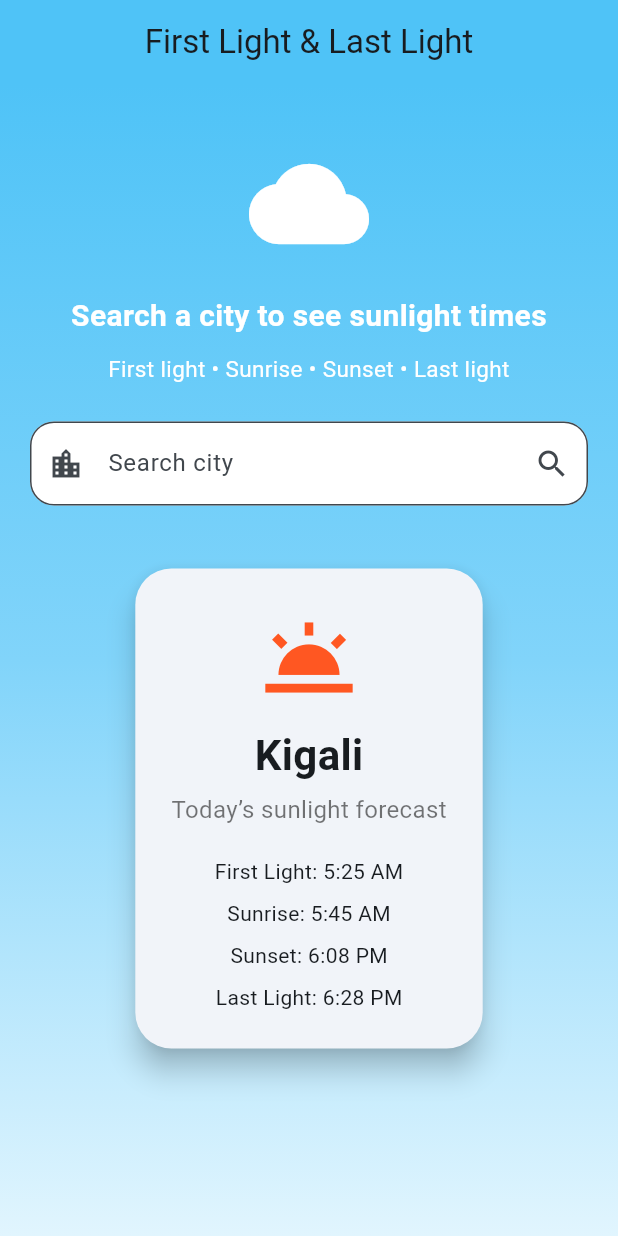
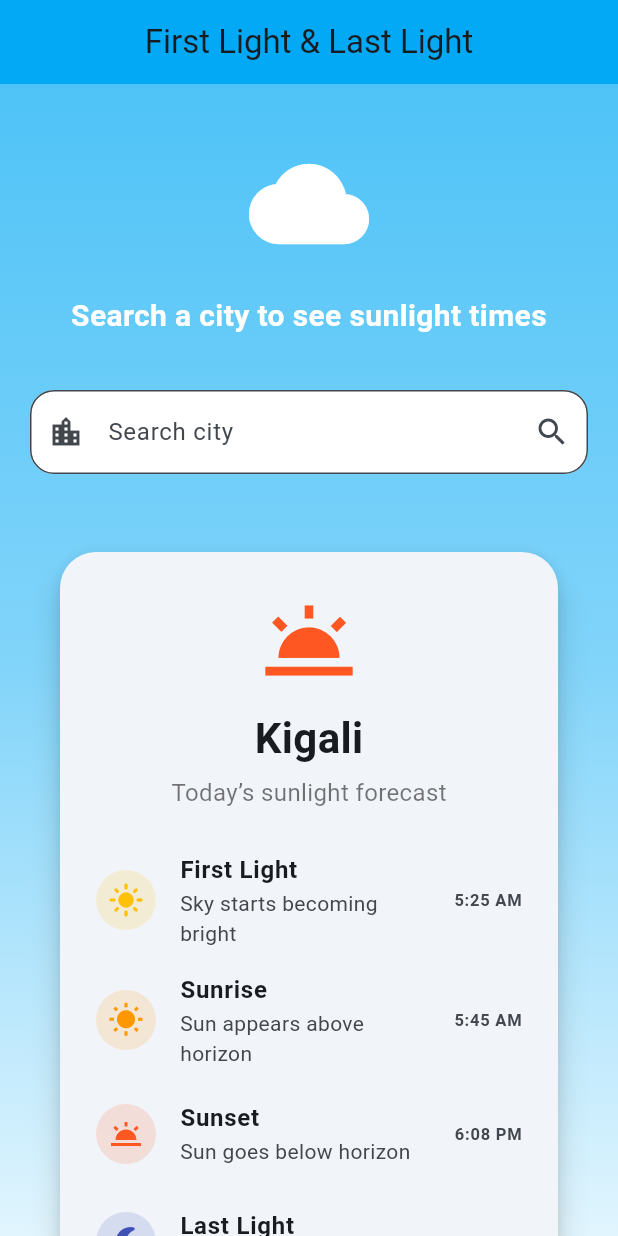
Before and after one commit to mugisha-blaine/firstLight_lastLight, a Flutter app: the screen it shows after launch, on a phone screen of 412 x 824 dp. Run offline on Flutter 3.47's test engine with Material 3 defaults, Android fonts, the phone set to English and light mode, and no system bars.

Commit message:
Add sunlight rows with icons

```diff
--- a/first_last_light/lib/main.dart
+++ b/first_last_light/lib/main.dart
@@ -11,9 +11,6 @@ class SunlightApp extends StatelessWidget {
   @override
   Widget build(BuildContext context) {
     return MaterialApp(
-      // Removes the red debug banner
-      debugShowCheckedModeBanner: false,
-
       title: 'Sunlight Card App',
 
       theme: ThemeData(useMaterial3: true, colorSchemeSeed: Colors.lightBlue),
@@ -23,7 +20,7 @@ class SunlightApp extends StatelessWidget {
   }
 }
 
-// We use StatefulWidget because city data changes after searching.
+// I used StatefulWidget because city data changes after user searches.
 class HomePage extends StatefulWidget {
   const HomePage({super.key});
 
@@ -33,7 +30,6 @@ class HomePage extends StatefulWidget {
 
 // This class stores the changing data of the page.
 class _HomePageState extends State<HomePage> {
-  // This controller helps us get what the user types.
   final TextEditingController cityController = TextEditingController();
 
   // Default city data shown when the app opens.
@@ -43,7 +39,7 @@ class _HomePageState extends State<HomePage> {
   String sunset = '6:08 PM';
   String lastLight = '6:28 PM';
 
-  // This message appears when the city is not found.
+  // Message to be displayed when the city is not found.
   String errorMessage = '';
 
   // This function runs when the user searches for a city.
@@ -85,35 +81,24 @@ class _HomePageState extends State<HomePage> {
   }
 
   @override
-  void dispose() {
-    // This cleans the controller when the page is closed.
-    cityController.dispose();
-    super.dispose();
-  }
-
-  @override
   Widget build(BuildContext context) {
     return Scaffold(
       appBar: AppBar(
         title: const Text('First Light & Last Light'),
         centerTitle: true,
-        backgroundColor: Colors.lightBlue.shade300,
+        backgroundColor: Colors.lightBlue,
       ),
 
       body: Container(
         width: double.infinity,
         height: double.infinity,
 
-        // Sky-like background using gradient colors
+        // Sky-like background using gradient colors.
         decoration: const BoxDecoration(
           gradient: LinearGradient(
             begin: Alignment.topCenter,
             end: Alignment.bottomCenter,
-            colors: [
-              Color(0xFF4FC3F7), // sky blue
-              Color(0xFF81D4FA), // soft blue
-              Color(0xFFE1F5FE), // very light blue
-            ],
+            colors: [Color(0xFF4FC3F7), Color(0xFF81D4FA), Color(0xFFE1F5FE)],
           ),
         ),
 
@@ -125,7 +110,6 @@ class _HomePageState extends State<HomePage> {
               children: [
                 const SizedBox(height: 20),
 
-                // Icon to show the app is related to sky/weather
                 const Icon(Icons.cloud, size: 80, color: Colors.white),
 
                 const SizedBox(height: 20),
@@ -142,15 +126,9 @@ class _HomePageState extends State<HomePage> {
 
                 const SizedBox(height: 10),
 
-                const Text(
-                  'First light • Sunrise • Sunset • Last light',
-                  textAlign: TextAlign.center,
-                  style: TextStyle(fontSize: 15, color: Colors.white),
-                ),
-
                 const SizedBox(height: 25),
 
-                // Search box
+                // Search box.
                 TextField(
                   controller: cityController,
 
@@ -173,7 +151,7 @@ class _HomePageState extends State<HomePage> {
                     ),
                   ),
 
-                  // Allows user to press Enter to search
+                  // Allows user to press Enter to search.
                   onSubmitted: (value) {
                     searchCity();
                   },
@@ -181,7 +159,7 @@ class _HomePageState extends State<HomePage> {
 
                 const SizedBox(height: 12),
 
-                // Error message appears only when city is not found
+                // Error message appears only when city is not found.
                 if (errorMessage.isNotEmpty)
                   Text(
                     errorMessage,
@@ -194,24 +172,16 @@ class _HomePageState extends State<HomePage> {
 
                 const SizedBox(height: 20),
 
-                // This is the main Card widget for the presentation.
                 Card(
-                  // PROPERTY 1:
-                  // margin controls the space outside the card.
-                  margin: const EdgeInsets.all(10),
+                  margin: const EdgeInsets.all(20),
 
-                  // PROPERTY 2:
-                  // elevation controls the shadow under the card.
                   elevation: 8,
 
-                  // PROPERTY 3:
-                  // shape controls the rounded corners of the card.
                   shape: RoundedRectangleBorder(
                     borderRadius: BorderRadius.circular(24),
                   ),
 
                   child: Padding(
-                    // Padding creates space inside the card.
                     padding: const EdgeInsets.all(24),
 
                     child: Column(
@@ -242,16 +212,37 @@ class _HomePageState extends State<HomePage> {
 
                         const SizedBox(height: 20),
 
-                        Text('First Light: $firstLight'),
-                        const SizedBox(height: 8),
+                        SunlightRow(
+                          title: 'First Light',
+                          time: firstLight,
+                          description: 'Sky starts becoming bright',
+                          icon: Icons.light_mode,
+                          iconColor: Colors.amber,
+                        ),
 
-                        Text('Sunrise: $sunrise'),
-                        const SizedBox(height: 8),
+                        SunlightRow(
+                          title: 'Sunrise',
+                          time: sunrise,
+                          description: 'Sun appears above horizon',
+                          icon: Icons.wb_sunny,
+                          iconColor: Colors.orange,
+                        ),
 
-                        Text('Sunset: $sunset'),
-                        const SizedBox(height: 8),
+                        SunlightRow(
+                          title: 'Sunset',
+                          time: sunset,
+                          description: 'Sun goes below horizon',
+                          icon: Icons.wb_twilight,
+                          iconColor: Colors.deepOrange,
+                        ),
 
-                        Text('Last Light: $lastLight'),
+                        SunlightRow(
+                          title: 'Last Light',
+                          time: lastLight,
+                          description: 'Sky becomes dark',
+                          icon: Icons.nightlight_round,
+                          iconColor: Colors.indigo,
+                        ),
                       ],
                     ),
                   ),
@@ -264,3 +255,39 @@ class _HomePageState extends State<HomePage> {
     );
   }
 }
+
+// This widget helps us avoid repeating the same row design many times.
+class SunlightRow extends StatelessWidget {
+  final String title;
+  final String time;
+  final String description;
+  final IconData icon;
+  final Color iconColor;
+
+  const SunlightRow({
+    super.key,
+    required this.title,
+    required this.time,
+    required this.description,
+    required this.icon,
+    required this.iconColor,
+  });
+
+  @override
+  Widget build(BuildContext context) {
+    return ListTile(
+      contentPadding: EdgeInsets.zero,
+
+      leading: CircleAvatar(
+        backgroundColor: iconColor.withOpacity(0.15),
+        child: Icon(icon, color: iconColor),
+      ),
+
+      title: Text(title, style: const TextStyle(fontWeight: FontWeight.bold)),
+
+      subtitle: Text(description),
+
+      trailing: Text(time, style: const TextStyle(fontWeight: FontWeight.bold)),
+    );
+  }
+}
```
